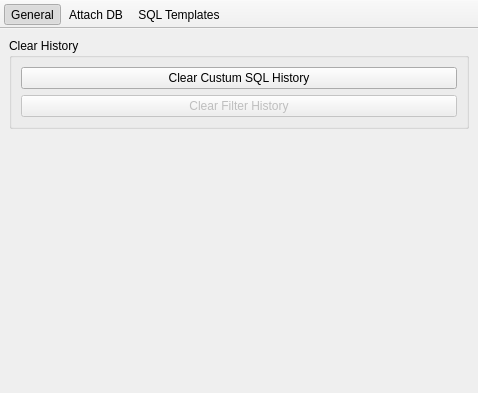
First picture: the form in preferencewindow.ui, repository informationsea/Hyokai, before the edit.
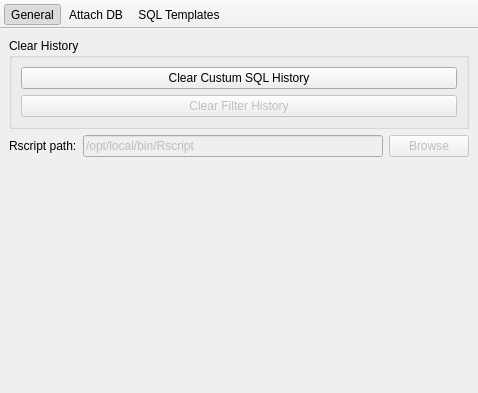
Second picture: the form after the edit. The open tabs and pages were chosen to show the change.

The edit to the form file:
```diff
--- a/preferencewindow.ui
+++ b/preferencewindow.ui
@@ -54,6 +54,41 @@
           </layout>
          </widget>
         </item>
+        <item>
+         <layout class="QFormLayout" name="formLayout">
+          <item row="0" column="0">
+           <widget class="QLabel" name="label_2">
+            <property name="text">
+             <string>Rscript path:</string>
+            </property>
+           </widget>
+          </item>
+          <item row="0" column="1">
+           <layout class="QHBoxLayout" name="horizontalLayout_3">
+            <item>
+             <widget class="QLineEdit" name="lineEdit">
+              <property name="enabled">
+               <bool>false</bool>
+              </property>
+              <property name="text">
+               <string>/opt/local/bin/Rscript</string>
+              </property>
+             </widget>
+            </item>
+            <item>
+             <widget class="QPushButton" name="pushButton">
+              <property name="enabled">
+               <bool>false</bool>
+              </property>
+              <property name="text">
+               <string>Browse</string>
+              </property>
+             </widget>
+            </item>
+           </layout>
+          </item>
+         </layout>
+        </item>
         <item>
          <spacer name="verticalSpacer">
           <property name="orientation">
```
Left out of the diff: 2 changed lines with no effect on the pictures.
